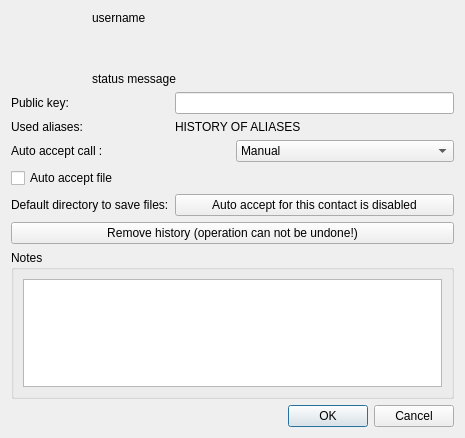
qTox/qTox, file src/widget/about/aboutuser.ui: the form before one commit.
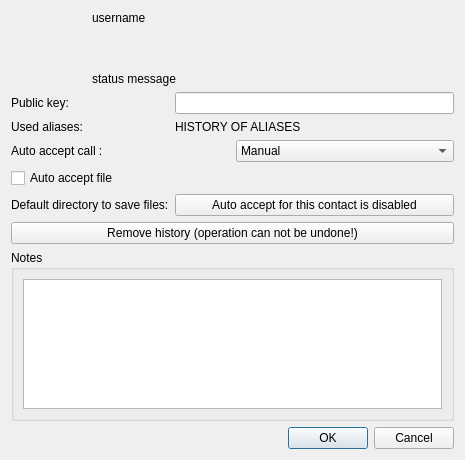
The form after the commit. Icons and pictures are not drawn.

Commit message: style(autoAnswer): capitalize video selection

```diff
--- a/src/widget/about/aboutuser.ui
+++ b/src/widget/about/aboutuser.ui
@@ -7,7 +7,7 @@
     <x>0</x>
     <y>0</y>
     <width>465</width>
-    <height>438</height>
+    <height>460</height>
    </rect>
   </property>
   <property name="windowTitle">
```
Left out of the diff: 2 changed lines with no effect on the pictures.
